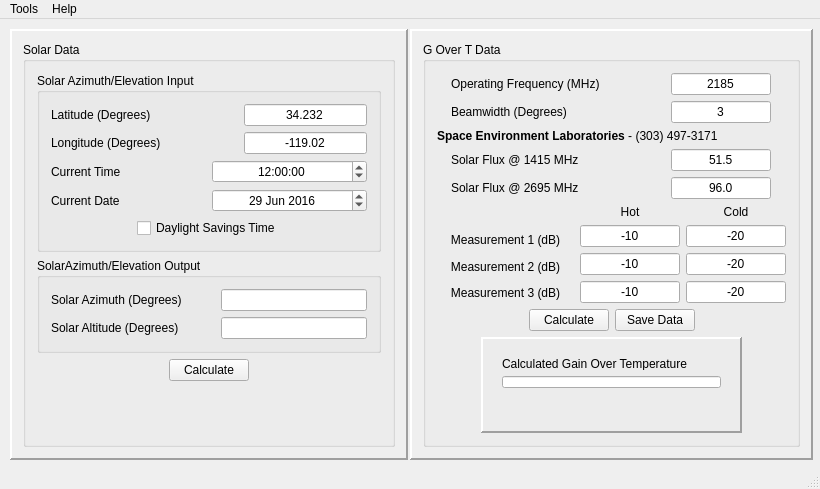
Before: the Qt Designer form mainwindow.ui in RaidenV/Got, drawn with Qt 5.
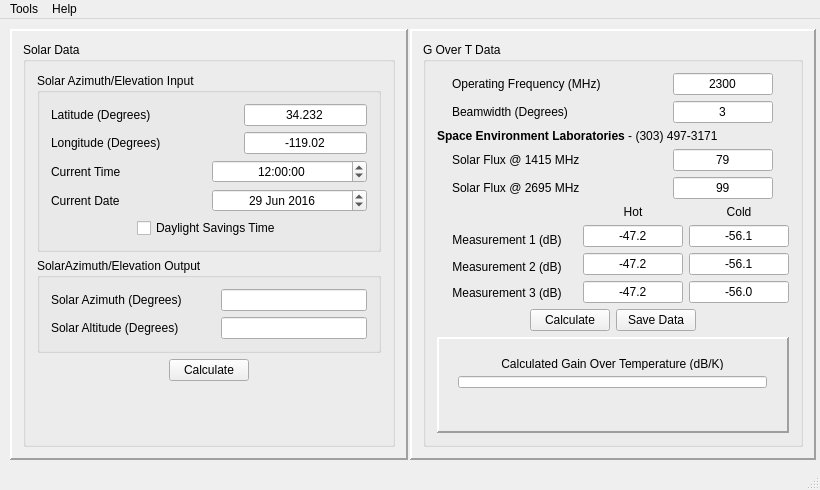
After: the same form once the commit is applied.

Commit message: Fixed Gain Over Temperature mathematical calculation to reflect our Visual Basic 6 output

```diff
--- a/mainwindow.ui
+++ b/mainwindow.ui
@@ -7,7 +7,7 @@
     <x>0</x>
     <y>0</y>
     <width>820</width>
-    <height>489</height>
+    <height>490</height>
    </rect>
   </property>
   <property name="windowTitle">
@@ -343,7 +343,7 @@
      <rect>
       <x>410</x>
       <y>10</y>
-      <width>403</width>
+      <width>406</width>
       <height>431</height>
      </rect>
     </property>
@@ -395,7 +395,7 @@
                <string>&lt;html&gt;&lt;head/&gt;&lt;body&gt;&lt;p&gt;The mean operating frequency of the Antenna in question.&lt;/p&gt;&lt;p&gt;Example:&lt;/p&gt;&lt;p&gt;The antenna operates from 1440 MHz to 2400 MHz. The mean operating frequency would be &lt;/p&gt;&lt;p&gt;(1440 + 2400) / 2 = 1920 MHz&lt;/p&gt;&lt;/body&gt;&lt;/html&gt;</string>
               </property>
               <property name="text">
-               <string>2185</string>
+               <string>2300</string>
               </property>
               <property name="alignment">
                <set>Qt::AlignCenter</set>
@@ -474,7 +474,7 @@
                <string>&lt;html&gt;&lt;head/&gt;&lt;body&gt;&lt;p&gt;The Solar Flux at the given frequency&lt;/p&gt;&lt;/body&gt;&lt;/html&gt;</string>
               </property>
               <property name="text">
-               <string>51.5</string>
+               <string>79</string>
               </property>
               <property name="alignment">
                <set>Qt::AlignCenter</set>
@@ -510,7 +510,7 @@
                <string>&lt;html&gt;&lt;head/&gt;&lt;body&gt;&lt;p&gt;The Solar Flux at the given frequency&lt;/p&gt;&lt;/body&gt;&lt;/html&gt;</string>
               </property>
               <property name="text">
-               <string>96.0</string>
+               <string>99</string>
               </property>
               <property name="alignment">
                <set>Qt::AlignCenter</set>
@@ -597,7 +597,7 @@
                <string>&lt;html&gt;&lt;head/&gt;&lt;body&gt;&lt;p&gt;Enter the first Hot measurement&lt;/p&gt;&lt;/body&gt;&lt;/html&gt;</string>
               </property>
               <property name="text">
-               <string>-10</string>
+               <string>-47.2</string>
               </property>
               <property name="alignment">
                <set>Qt::AlignCenter</set>
@@ -616,7 +616,7 @@
                <string>&lt;html&gt;&lt;head/&gt;&lt;body&gt;&lt;p&gt;Enter the second Hot measurement&lt;/p&gt;&lt;/body&gt;&lt;/html&gt;</string>
               </property>
               <property name="text">
-               <string>-10</string>
+               <string>-47.2</string>
               </property>
               <property name="alignment">
                <set>Qt::AlignCenter</set>
@@ -635,7 +635,7 @@
                <string>&lt;html&gt;&lt;head/&gt;&lt;body&gt;&lt;p&gt;Enter the third Hot measurement&lt;/p&gt;&lt;/body&gt;&lt;/html&gt;</string>
               </property>
               <property name="text">
-               <string>-10</string>
+               <string>-47.2</string>
               </property>
               <property name="alignment">
                <set>Qt::AlignCenter</set>
@@ -668,7 +668,7 @@
                <string>&lt;html&gt;&lt;head/&gt;&lt;body&gt;&lt;p&gt;Enter the first Cold measurement&lt;/p&gt;&lt;/body&gt;&lt;/html&gt;</string>
               </property>
               <property name="text">
-               <string>-20</string>
+               <string>-56.1</string>
               </property>
               <property name="alignment">
                <set>Qt::AlignCenter</set>
@@ -687,7 +687,7 @@
                <string>&lt;html&gt;&lt;head/&gt;&lt;body&gt;&lt;p&gt;Enter the second Cold measurement&lt;/p&gt;&lt;/body&gt;&lt;/html&gt;</string>
               </property>
               <property name="text">
-               <string>-20</string>
+               <string>-56.1</string>
               </property>
               <property name="alignment">
                <set>Qt::AlignCenter</set>
@@ -706,7 +706,7 @@
                <string>&lt;html&gt;&lt;head/&gt;&lt;body&gt;&lt;p&gt;Enter the third Cold measurement&lt;/p&gt;&lt;/body&gt;&lt;/html&gt;</string>
               </property>
               <property name="text">
-               <string>-20</string>
+               <string>-56.0</string>
               </property>
               <property name="alignment">
                <set>Qt::AlignCenter</set>
@@ -763,19 +763,6 @@
         </item>
         <item row="3" column="0">
          <layout class="QHBoxLayout" name="horizontalLayout_17">
-          <item>
-           <spacer name="horizontalSpacer_8">
-            <property name="orientation">
-             <enum>Qt::Horizontal</enum>
-            </property>
-            <property name="sizeHint" stdset="0">
-             <size>
-              <width>40</width>
-              <height>20</height>
-             </size>
-            </property>
-           </spacer>
-          </item>
           <item>
            <widget class="QFrame" name="frame_3">
             <property name="minimumSize">
@@ -798,7 +785,7 @@
               <rect>
                <x>10</x>
                <y>10</y>
-               <width>241</width>
+               <width>331</width>
                <height>52</height>
               </rect>
              </property>
@@ -806,7 +793,10 @@
               <item>
                <widget class="QLabel" name="label_16">
                 <property name="text">
-                 <string>Calculated Gain Over Temperature</string>
+                 <string>Calculated Gain Over Temperature (dB/K)</string>
+                </property>
+                <property name="alignment">
+                 <set>Qt::AlignCenter</set>
                 </property>
                </widget>
               </item>
@@ -830,19 +820,6 @@
             </widget>
            </widget>
           </item>
-          <item>
-           <spacer name="horizontalSpacer_9">
-            <property name="orientation">
-             <enum>Qt::Horizontal</enum>
-            </property>
-            <property name="sizeHint" stdset="0">
-             <size>
-              <width>40</width>
-              <height>20</height>
-             </size>
-            </property>
-           </spacer>
-          </item>
          </layout>
         </item>
         <item row="4" column="0">
```
The commit also changes 2 other files.
